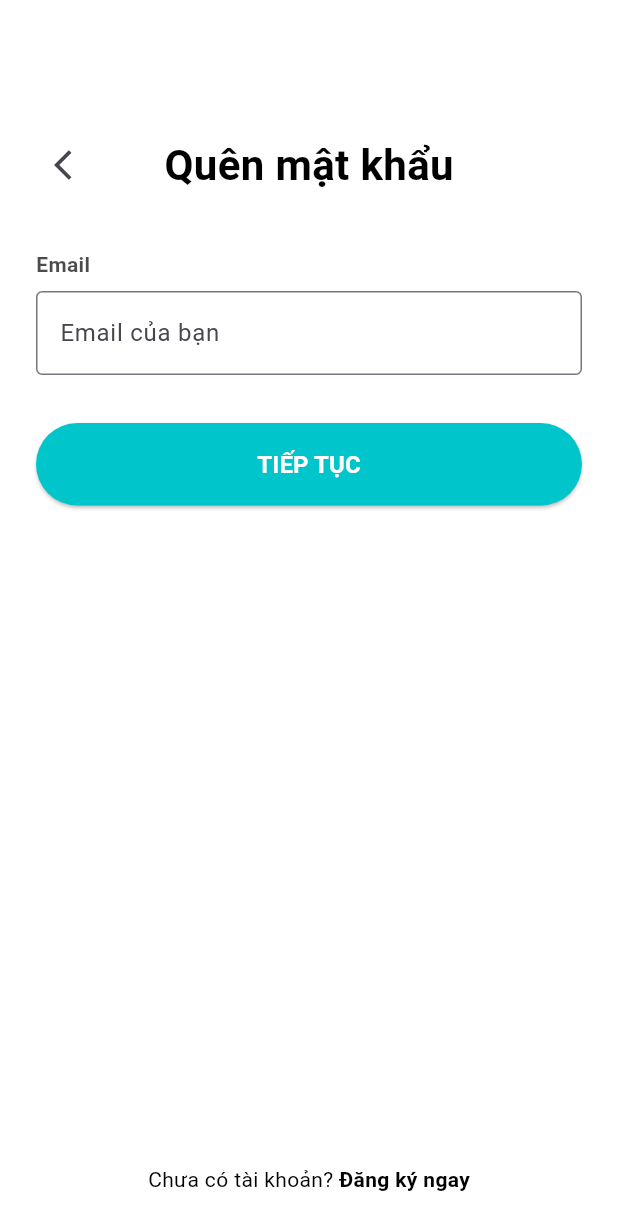
After one commit to trongvu2003/Mind_Care_FE, a Flutter app: the ForgotPasswordScreen screen opened by its route, on a phone screen of 412 x 824 dp. The commit adds this screen. Shown: the top 1230 px of the screen. Run offline on Flutter 3.47's test engine with Material 3 defaults, Android fonts, the phone set to English and light mode, and no system bars.

Commit message:
add forgot pass

```diff
--- a/lib/routes/app_routes.dart
+++ b/lib/routes/app_routes.dart
@@ -1,5 +1,6 @@
 import 'package:flutter/material.dart';
 
+import '../views/forgot_password.dart';
 import '../views/intro2_screen.dart';
 import '../views/intro_screen.dart';
 import '../views/register_screen.dart';
@@ -15,6 +16,7 @@ class AppRoutes {
   static const String registersuccessscreen = '/registersuccessscreen';
   static const String register = '/register';
   static const String home = '/home';
+  static const String forgotpassword = '/forgotpassword';
   static const String journal = '/journal';
   static const String suggestion = '/suggestion';
   static const String stats = '/stats';
@@ -34,6 +36,8 @@ class AppRoutes {
         return MaterialPageRoute(builder: (_) => const RegisterScreen());
       case registersuccessscreen:
         return MaterialPageRoute(builder: (_) => const RegisterSuccessScreen());
+      case forgotpassword:
+        return MaterialPageRoute(builder: (_) => const ForgotPasswordScreen());
       // case home:
       //   return MaterialPageRoute(builder: (_) => const HomeScreen());
       // case journal:
--- /dev/null
+++ b/lib/views/forgot_password.dart
@@ -0,0 +1,123 @@
+import 'package:flutter/material.dart';
+import '../../theme/app_colors.dart';
+
+class ForgotPasswordScreen extends StatefulWidget {
+  const ForgotPasswordScreen({super.key});
+
+  @override
+  State<ForgotPasswordScreen> createState() => _ForgotPasswordScreenState();
+}
+
+class _ForgotPasswordScreenState extends State<ForgotPasswordScreen> {
+  final TextEditingController _emailController = TextEditingController();
+
+  void _submit() {
+    final email = _emailController.text.trim();
+    if (email.isEmpty || !email.contains("@")) {
+      ScaffoldMessenger.of(context).showSnackBar(
+        const SnackBar(content: Text("Vui lòng nhập email hợp lệ")),
+      );
+      return;
+    }
+    Navigator.pushNamed(context, '/reset-success');
+  }
+
+  @override
+  Widget build(BuildContext context) {
+    return Scaffold(
+      backgroundColor: AppColors.white,
+      body: SafeArea(
+        child: Padding(
+          padding: const EdgeInsets.symmetric(horizontal: 24, vertical: 16),
+          child: Column(
+            children: [
+              SizedBox(height: 70),
+              Row(
+                mainAxisAlignment: MainAxisAlignment.spaceBetween,
+                children: [
+                  IconButton(
+                    icon: const Icon(Icons.arrow_back_ios),
+                    onPressed: () => Navigator.pop(context),
+                  ),
+                  const Text(
+                    "Quên mật khẩu",
+                    style: TextStyle(
+                      fontSize: 28,
+                      fontWeight: FontWeight.bold,
+                      color: AppColors.black,
+                    ),
+                  ),
+                  const SizedBox(width: 48),
+                ],
+              ),
+              const SizedBox(height: 32),
+              Align(
+                alignment: Alignment.centerLeft,
+                child: Text(
+                  "Email",
+                  style: TextStyle(
+                    fontWeight: FontWeight.w600,
+                    color: AppColors.black.withOpacity(0.7),
+                  ),
+                ),
+              ),
+              const SizedBox(height: 8),
+              TextField(
+                controller: _emailController,
+                keyboardType: TextInputType.emailAddress,
+                decoration: const InputDecoration(
+                  hintText: "Email của bạn",
+                  border: OutlineInputBorder(),
+                ),
+              ),
+              const SizedBox(height: 32),
+              SizedBox(
+                width: double.infinity,
+                child: ElevatedButton(
+                  onPressed: _submit,
+                  style: ElevatedButton.styleFrom(
+                    backgroundColor: AppColors.text,
+                    padding: const EdgeInsets.symmetric(vertical: 16),
+                    shape: RoundedRectangleBorder(
+                      borderRadius: BorderRadius.circular(32),
+                    ),
+                  ),
+                  child: const Text(
+                    "TIẾP TỤC",
+                    style: TextStyle(
+                      fontSize: 16,
+                      fontWeight: FontWeight.bold,
+                      color: AppColors.white,
+                    ),
+                  ),
+                ),
+              ),
+              const Spacer(),
+              GestureDetector(
+                onTap: () => Navigator.pushNamed(context, '/register'),
+                child: const Padding(
+                  padding: EdgeInsets.only(bottom: 12),
+                  child: Text.rich(
+                    TextSpan(
+                      text: "Chưa có tài khoản? ",
+                      style: TextStyle(color: AppColors.black),
+                      children: [
+                        TextSpan(
+                          text: "Đăng ký ngay",
+                          style: TextStyle(
+                            fontWeight: FontWeight.bold,
+                            color: AppColors.black,
+                          ),
+                        ),
+                      ],
+                    ),
+                  ),
+                ),
+              ),
+            ],
+          ),
+        ),
+      ),
+    );
+  }
+}
--- a/lib/views/signin_screen.dart
+++ b/lib/views/signin_screen.dart
@@ -71,6 +71,7 @@ class _SignInScreenState extends State<SignInScreen> {
                         alignment: Alignment.centerRight,
                         child: TextButton(
                           onPressed: () {
+                            Navigator.pushNamed(context, '/forgotpassword');
                           },
                           child: const Text(
                             "Quên mật khẩu",
```
